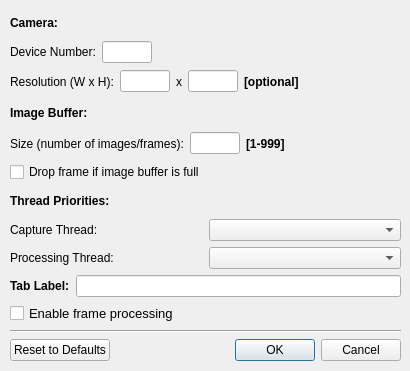
Qt form CameraConnectDialog.ui (Epicwow/eye) before a commit.
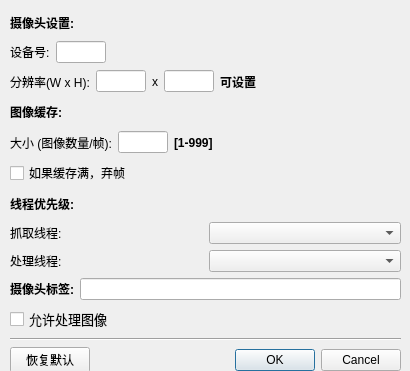
The same form after that commit.

What changed in the file:
```diff
--- a/CameraConnectDialog.ui
+++ b/CameraConnectDialog.ui
@@ -19,7 +19,7 @@
      <x>10</x>
      <y>10</y>
      <width>391</width>
-     <height>351</height>
+     <height>363</height>
     </rect>
    </property>
    <layout class="QVBoxLayout" name="verticalLayout_4">
@@ -35,7 +35,7 @@
          </font>
         </property>
         <property name="text">
-         <string>Camera:</string>
+         <string>摄像头设置:</string>
         </property>
        </widget>
       </item>
@@ -51,7 +51,7 @@
            </font>
           </property>
           <property name="text">
-           <string>Device Number:</string>
+           <string>设备号:</string>
           </property>
          </widget>
         </item>
@@ -115,7 +115,7 @@
            </font>
           </property>
           <property name="text">
-           <string>Resolution (W x H):</string>
+           <string>分辨率(W x H):</string>
           </property>
          </widget>
         </item>
@@ -209,7 +209,7 @@
            </font>
           </property>
           <property name="text">
-           <string>[optional]</string>
+           <string>可设置</string>
           </property>
          </widget>
         </item>
@@ -238,7 +238,7 @@
          </font>
         </property>
         <property name="text">
-         <string>Image Buffer:</string>
+         <string>图像缓存:</string>
         </property>
        </widget>
       </item>
@@ -254,7 +254,7 @@
            </font>
           </property>
           <property name="text">
-           <string>Size (number of images/frames):</string>
+           <string>大小 (图像数量/帧):</string>
           </property>
          </widget>
         </item>
@@ -322,7 +322,7 @@
          </font>
         </property>
         <property name="text">
-         <string>Drop frame if image buffer is full</string>
+         <string>如果缓存满，弃帧</string>
         </property>
        </widget>
       </item>
@@ -336,7 +336,7 @@
          </font>
         </property>
         <property name="text">
-         <string>Thread Priorities:</string>
+         <string>线程优先级:</string>
         </property>
        </widget>
       </item>
@@ -354,7 +354,7 @@
              </font>
             </property>
             <property name="text">
-             <string>Capture Thread:</string>
+             <string>抓取线程:</string>
             </property>
            </widget>
           </item>
@@ -368,7 +368,7 @@
              </font>
             </property>
             <property name="text">
-             <string>Processing Thread:</string>
+             <string>处理线程:</string>
             </property>
            </widget>
           </item>
@@ -410,7 +410,7 @@
            </font>
           </property>
           <property name="text">
-           <string>Tab Label:</string>
+           <string>摄像头标签:</string>
           </property>
          </widget>
         </item>
@@ -435,7 +435,7 @@
            </font>
           </property>
           <property name="text">
-           <string>Enable frame processing</string>
+           <string>允许处理图像</string>
           </property>
          </widget>
         </item>
@@ -455,7 +455,7 @@
       <item>
        <widget class="QPushButton" name="resetToDefaultsPushButton">
         <property name="text">
-         <string>Reset to Defaults</string>
+         <string>恢复默认</string>
         </property>
        </widget>
       </item>
```
